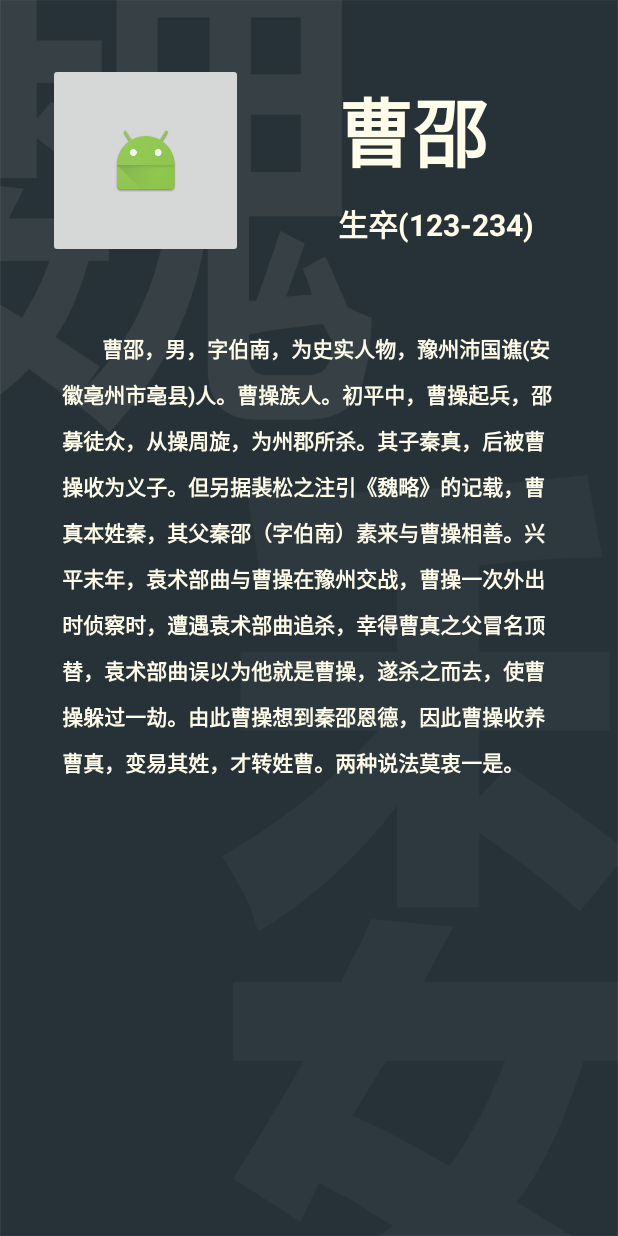
After one commit to radaren/herodict, an Android app: the heroDetailActivity screen opened directly, with no data from a screen before it, on a phone screen of 412 x 824 dp. The commit adds this screen. Run offline under Robolectric (Android 15) with nearby library versions, the phone set to English and light mode, and no system bars.

Commit message:
新增势力图

```diff
--- a/app/src/main/AndroidManifest.xml
+++ b/app/src/main/AndroidManifest.xml
@@ -9,9 +9,9 @@
         android:label="@string/app_name"
         android:roundIcon="@mipmap/ic_launcher_round"
         android:supportsRtl="true"
-        android:theme="@style/AppTheme"
-        >
-        <activity android:name=".MainActivity"
+        android:theme="@style/AppTheme">
+        <activity
+            android:name=".MainActivity"
             android:screenOrientation="portrait"
             android:windowSoftInputMode="adjustPan|stateHidden">
             <intent-filter>
@@ -20,7 +20,8 @@
                 <category android:name="android.intent.category.LAUNCHER" />
             </intent-filter>
         </activity>
-        <activity android:name=".heroCartView"></activity>
+        <activity android:name=".heroCartView" android:screenOrientation="portrait"/>
+        <activity android:name=".heroDetailActivity" android:screenOrientation="portrait"/>
     </application>
 
 </manifest>
--- a/app/src/main/java/pub/tanzby/herodict/MainActivity.java
+++ b/app/src/main/java/pub/tanzby/herodict/MainActivity.java
@@ -29,7 +29,7 @@ public class MainActivity extends AppCompatActivity {
     private SearchView mSearchView;
     private ListView mListView;
     private TextView tv_title;
-    private final String[] heroNames={"aaaaaa","bbbbbb","cccccc"};
+    private final String[] heroNames={"aaaaaa","bbbbbb","cccccc","dddd","eeeee","fffffff"};
     private ArrayAdapter mAdapter;
     private final float marginToTop = 50;
     private final int   timeIntervel=400;
--- a/app/src/main/java/pub/tanzby/herodict/heroCartView.java
+++ b/app/src/main/java/pub/tanzby/herodict/heroCartView.java
@@ -1,5 +1,6 @@
 package pub.tanzby.herodict;
 
+import android.content.Intent;
 import android.graphics.Color;
 import android.support.v7.app.AppCompatActivity;
 import android.os.Bundle;
@@ -66,6 +67,8 @@ public class heroCartView extends AppCompatActivity {
                     @Override
                     public void onItemClick(View view, int position) {
                         Toast.makeText(heroCartView.this,"短按",Toast.LENGTH_SHORT).show();
+                        Intent newIntent = new Intent(heroCartView.this,heroDetailActivity.class);
+                        startActivity(newIntent);
                     }
 
                     @Override
--- /dev/null
+++ b/app/src/main/java/pub/tanzby/herodict/heroDetailActivity.java
@@ -0,0 +1,13 @@
+package pub.tanzby.herodict;
+
+import android.support.v7.app.AppCompatActivity;
+import android.os.Bundle;
+
+public class heroDetailActivity extends AppCompatActivity {
+
+    @Override
+    protected void onCreate(Bundle savedInstanceState) {
+        super.onCreate(savedInstanceState);
+        setContentView(R.layout.activity_hero_detail);
+    }
+}
--- /dev/null
+++ b/app/src/main/res/layout/activity_hero_detail.xml
@@ -0,0 +1,67 @@
+<?xml version="1.0" encoding="utf-8"?>
+<android.support.constraint.ConstraintLayout xmlns:android="http://schemas.android.com/apk/res/android"
+    xmlns:app="http://schemas.android.com/apk/res-auto"
+    xmlns:tools="http://schemas.android.com/tools"
+    android:id="@+id/activity_hero_detail"
+    android:layout_width="match_parent"
+    android:layout_height="match_parent"
+    android:background="@drawable/wei"
+    tools:context="pub.tanzby.herodict.heroDetailActivity">
+
+    <ImageButton
+        android:id="@+id/bnt_img_gravter_detail"
+        android:layout_width="130dp"
+        android:layout_height="130dp"
+        android:layout_marginStart="32dp"
+        android:layout_marginTop="42dp"
+        app:layout_constraintStart_toStartOf="parent"
+        app:layout_constraintTop_toTopOf="parent"
+        app:srcCompat="@mipmap/ic_launcher" />
+
+    <TextView
+        android:id="@+id/tv_hero_name_detail"
+        android:layout_width="wrap_content"
+        android:layout_height="wrap_content"
+        android:layout_marginEnd="32dp"
+        android:layout_marginStart="8dp"
+        android:layout_marginTop="8dp"
+        android:text="曹邵"
+        android:textColor="@color/colorFont"
+        android:textSize="50sp"
+        android:textStyle="bold"
+        app:layout_constraintEnd_toEndOf="parent"
+        app:layout_constraintStart_toEndOf="@+id/bnt_img_gravter_detail"
+        app:layout_constraintTop_toTopOf="@+id/bnt_img_gravter_detail" />
+
+    <TextView
+        android:id="@+id/tv_heroBirthday_detail"
+        android:layout_width="wrap_content"
+        android:layout_height="wrap_content"
+        android:layout_marginBottom="8dp"
+        android:text="生卒(123-234)"
+        android:textColor="@color/colorFont"
+        android:textSize="20sp"
+        android:textStyle="bold"
+        app:layout_constraintBottom_toBottomOf="@+id/bnt_img_gravter_detail"
+        app:layout_constraintStart_toStartOf="@+id/tv_hero_name_detail" />
+
+    <TextView
+        android:id="@+id/textView3"
+        android:layout_width="330dp"
+        android:layout_height="wrap_content"
+        android:layout_marginEnd="32dp"
+        android:layout_marginStart="32dp"
+        android:layout_marginTop="50dp"
+        android:lineSpacingExtra="10sp"
+        android:text="        曹邵，男，字伯南，为史实人物，豫州沛国谯(安徽亳州市亳县)人。曹操族人。初平中，曹操起兵，邵募徒众，从操周旋，为州郡所杀。其子秦真，后被曹操收为义子。但另据裴松之注引《魏略》的记载，曹真本姓秦，其父秦邵（字伯南）素来与曹操相善。兴平末年，袁术部曲与曹操在豫州交战，曹操一次外出时侦察时，遭遇袁术部曲追杀，幸得曹真之父冒名顶替，袁术部曲误以为他就是曹操，遂杀之而去，使曹操躲过一劫。由此曹操想到秦邵恩德，因此曹操收养曹真，变易其姓，才转姓曹。两种说法莫衷一是。"
+        android:textAlignment="viewStart"
+        android:textAllCaps="false"
+        android:textColor="@color/colorFont"
+        android:textIsSelectable="false"
+        android:textSize="14sp"
+        android:textStyle="bold"
+        android:typeface="normal"
+        app:layout_constraintEnd_toEndOf="parent"
+        app:layout_constraintStart_toStartOf="parent"
+        app:layout_constraintTop_toBottomOf="@+id/bnt_img_gravter_detail" />
+</android.support.constraint.ConstraintLayout>
--- a/app/src/main/res/values/styles.xml
+++ b/app/src/main/res/values/styles.xml
@@ -9,6 +9,7 @@
         <!--searchview 文字及图标颜色-->
         <item name="android:textColorPrimary">@color/colorFont</item>
         <item name="android:textColorHint">@color/colorPrimaryDark</item>
+        <item name="android:textColorSecondary">@color/colorFont</item>
     </style>
 
 
```
Also changed, not shown: app/src/main/res/drawable/donghan.png (added), app/src/main/res/drawable/dongzhuo.png (added), app/src/main/res/drawable/liubiao.png (added), app/src/main/res/drawable/liuzhang.png (added), app/src/main/res/drawable/qiyijun.png (added), app/src/main/res/drawable/qunxiong.png (added), app/src/main/res/drawable/shu.png (added), app/src/main/res/drawable/wei.png (added), app/src/main/res/drawable/wu.png (added), app/src/main/res/drawable/xijing.png (added), app/src/main/res/drawable/yuanshao.png (added), app/src/main/res/drawable/yuanshu.png (added), app/src/main/res/drawable/zaiye.png (added), 283 other files.
